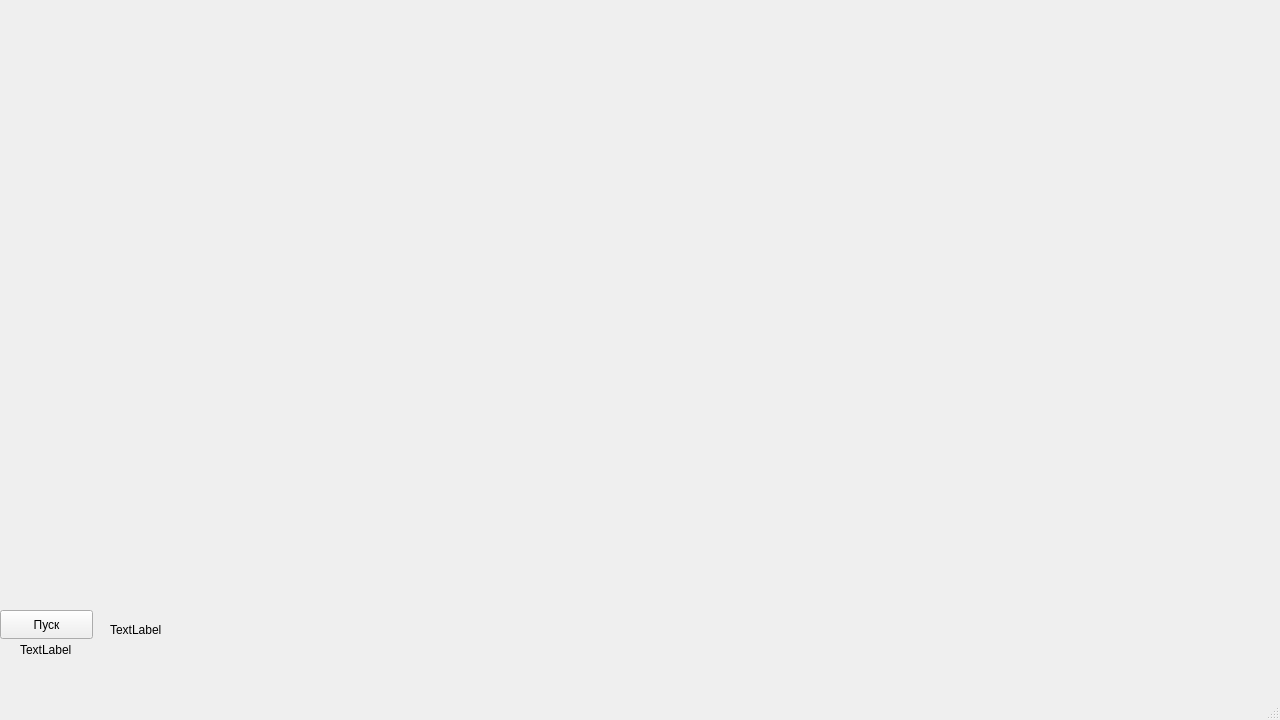
This is filter/mainwindow.ui in ysuhoparov/Filter as Qt 5 draws it before an edit. The edited form follows.
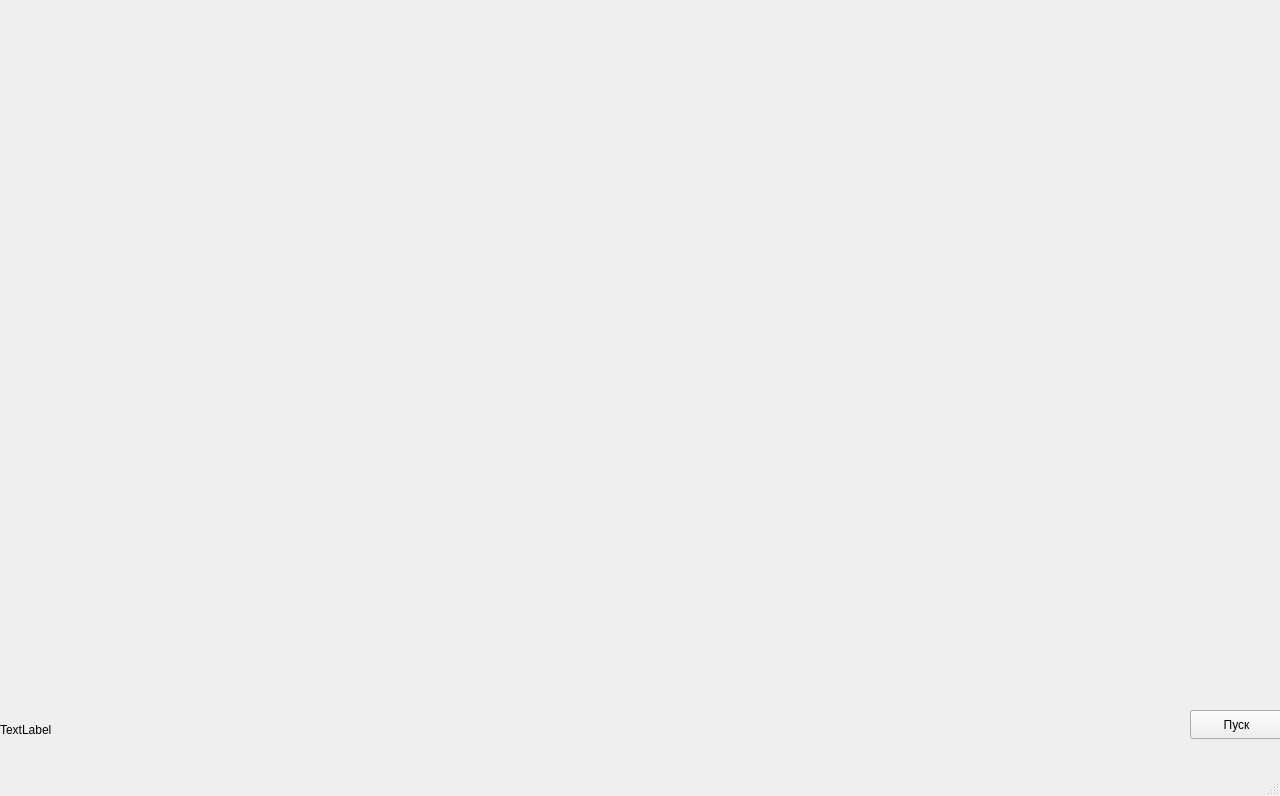
This is the edited form.

What changed in the file:
```diff
--- a/filter/mainwindow.ui
+++ b/filter/mainwindow.ui
@@ -7,7 +7,7 @@
     <x>0</x>
     <y>0</y>
     <width>1280</width>
-    <height>720</height>
+    <height>796</height>
    </rect>
   </property>
   <property name="windowTitle">
@@ -27,9 +27,9 @@
    <widget class="QLabel" name="label">
     <property name="geometry">
      <rect>
-      <x>20</x>
-      <y>640</y>
-      <width>1241</width>
+      <x>0</x>
+      <y>720</y>
+      <width>1171</width>
       <height>20</height>
      </rect>
     </property>
@@ -40,21 +40,21 @@
    <widget class="QLabel" name="label_2">
     <property name="geometry">
      <rect>
-      <x>110</x>
+      <x>130</x>
       <y>620</y>
       <width>63</width>
       <height>20</height>
      </rect>
     </property>
     <property name="text">
-     <string>TextLabel</string>
+     <string>&lt;html&gt;&lt;head/&gt;&lt;body&gt;&lt;p&gt;&lt;br/&gt;&lt;/p&gt;&lt;/body&gt;&lt;/html&gt;</string>
     </property>
    </widget>
    <widget class="QPushButton" name="pushButton_2">
     <property name="geometry">
      <rect>
-      <x>0</x>
-      <y>610</y>
+      <x>1190</x>
+      <y>710</y>
       <width>93</width>
       <height>29</height>
      </rect>
```
